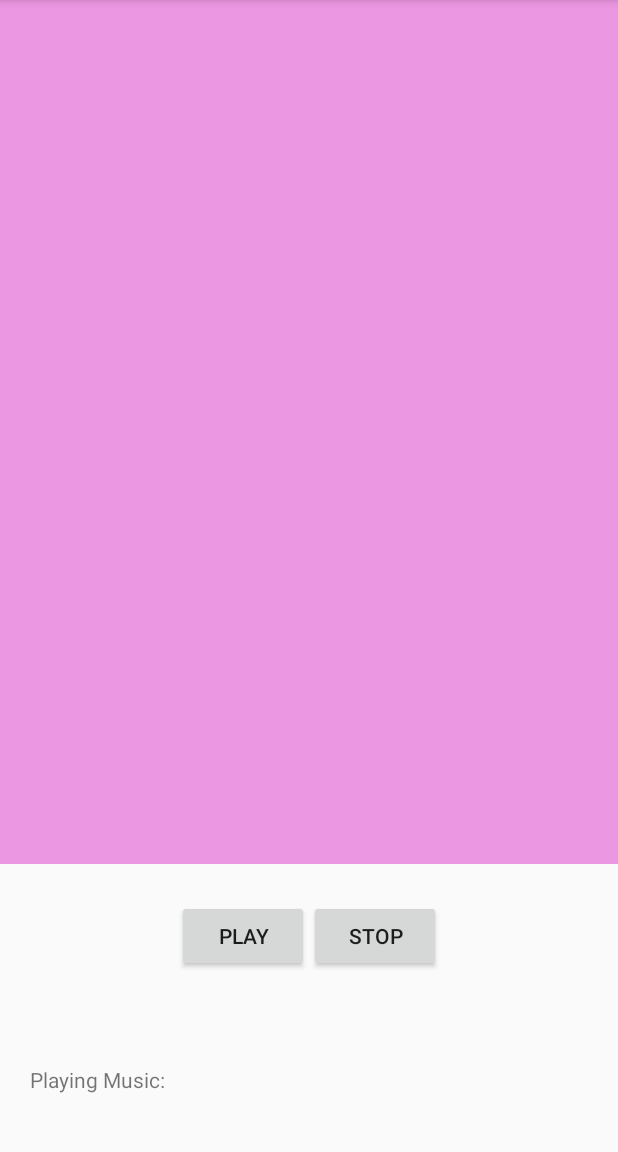
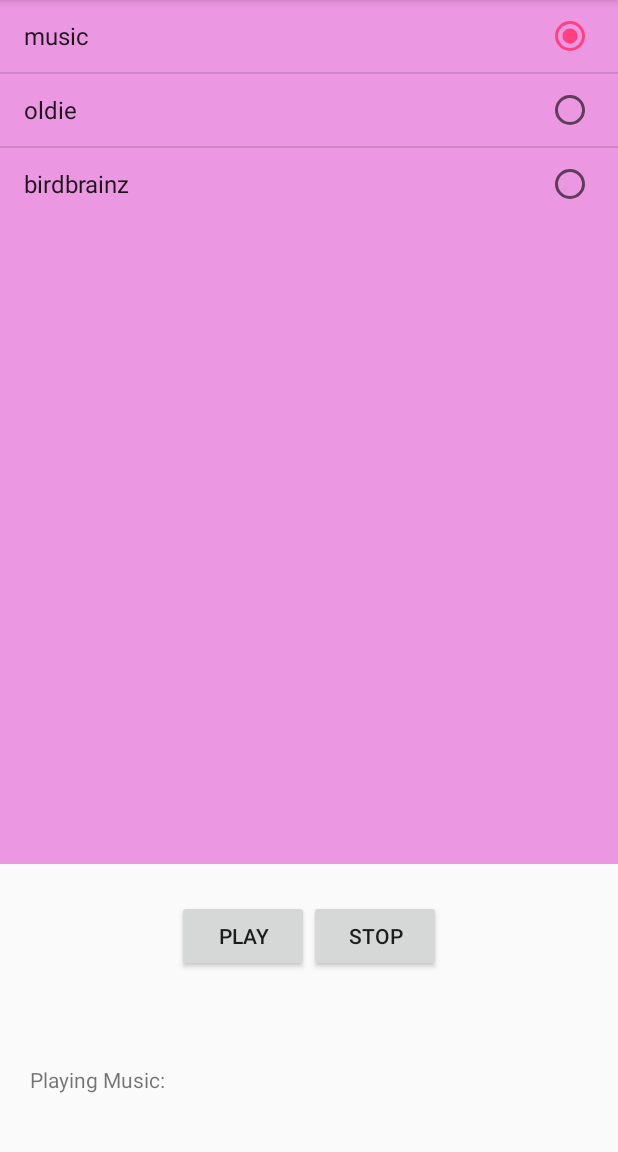
Before and after one commit to hyj8832/AudioList, an Android app: the screen it shows after launch (MainActivity), on a phone screen of 412 x 824 dp, the part 84-1236 px from its top. Run offline under Robolectric (Android 15) with nearby library versions, the phone set to English and light mode, and no system bars.

Commit message:
#1 Set ListView Items

```diff
--- a/app/src/main/java/com/example/admin/audiolist/MainActivity.java
+++ b/app/src/main/java/com/example/admin/audiolist/MainActivity.java
@@ -2,12 +2,33 @@ package com.example.admin.audiolist;
 
 import android.support.v7.app.AppCompatActivity;
 import android.os.Bundle;
+import android.widget.ArrayAdapter;
+import android.widget.Button;
+import android.widget.ListView;
+import android.widget.ProgressBar;
+import android.widget.TextView;
+
+import org.w3c.dom.Text;
 
 public class MainActivity extends AppCompatActivity {
-
+      ListView list;
+      Button butPlay,butStop;
+      TextView textMusic;
+      ProgressBar progress;
+      String [] musics={"music","oldie","birdbrainz"};
     @Override
     protected void onCreate(Bundle savedInstanceState) {
         super.onCreate(savedInstanceState);
         setContentView(R.layout.activity_main);
+        list=(ListView)findViewById(R.id.list_music);
+        butPlay=(Button)findViewById(R.id.but_play);
+        butStop=(Button)findViewById(R.id.but_stop);
+        textMusic=(TextView)findViewById(R.id.text_music);
+        progress=(ProgressBar)findViewById(R.id.progress_music);
+        ArrayAdapter<String> adapter=new ArrayAdapter<String>(this,android.R.layout.simple_list_item_single_choice,musics); //한개만 선택할 수 있는 (노래를)
+        list.setAdapter(adapter);
+        list.setChoiceMode(ListView.CHOICE_MODE_SINGLE);//실제로 선택이 한 개만 되도록
+        list.setItemChecked(0,true);//선택한 인덱스 번호가 실행이 ...어쩌고
+
     }
 }
```
Also changed, not shown: 3 other files.
